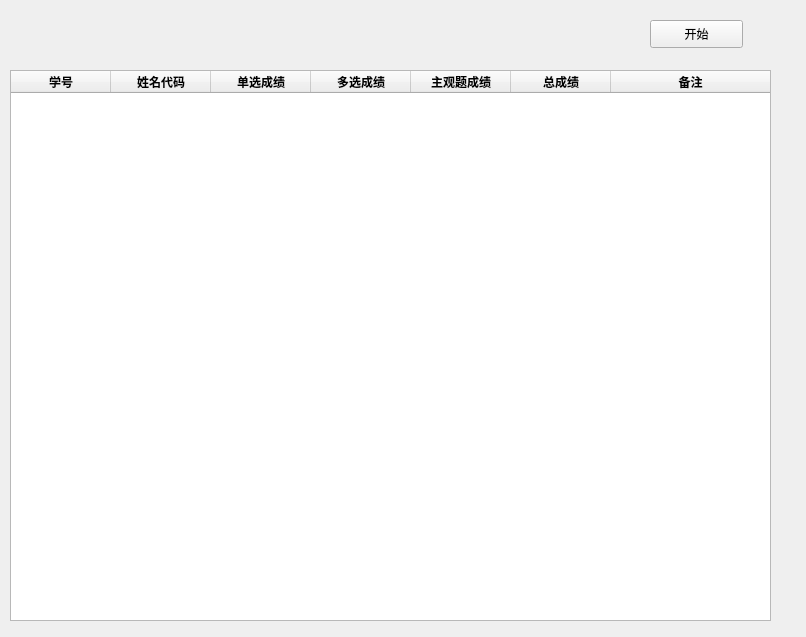
Before: the Qt Designer form ui/gradingPaperWondow.ui in wxbj/openCV-Automatic-Grading-System, drawn with Qt 5.
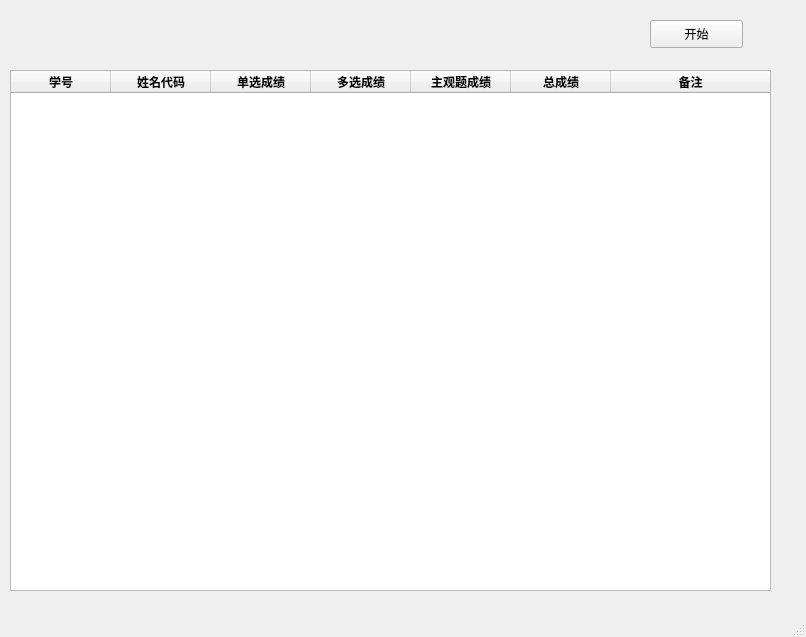
After: the same form once the commit is applied.

Patch:
```diff
--- a/ui/gradingPaperWondow.ui
+++ b/ui/gradingPaperWondow.ui
@@ -20,7 +20,7 @@
       <x>10</x>
       <y>70</y>
       <width>761</width>
-      <height>551</height>
+      <height>521</height>
      </rect>
     </property>
     <property name="contextMenuPolicy">
@@ -166,6 +166,7 @@
     </property>
    </widget>
   </widget>
+  <widget class="QStatusBar" name="statusBarGradingPaper"/>
  </widget>
  <resources/>
  <connections/>
```
Left out of the diff: 2 changed lines with no effect on the pictures.
